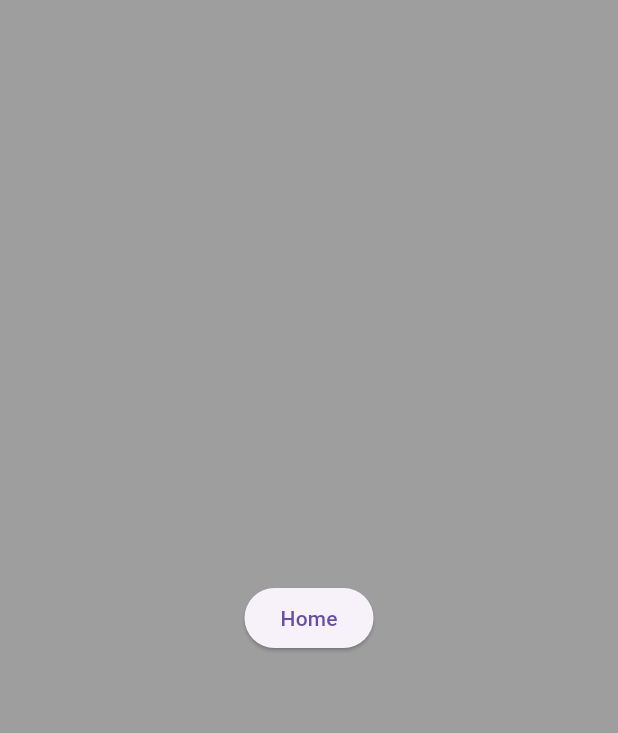
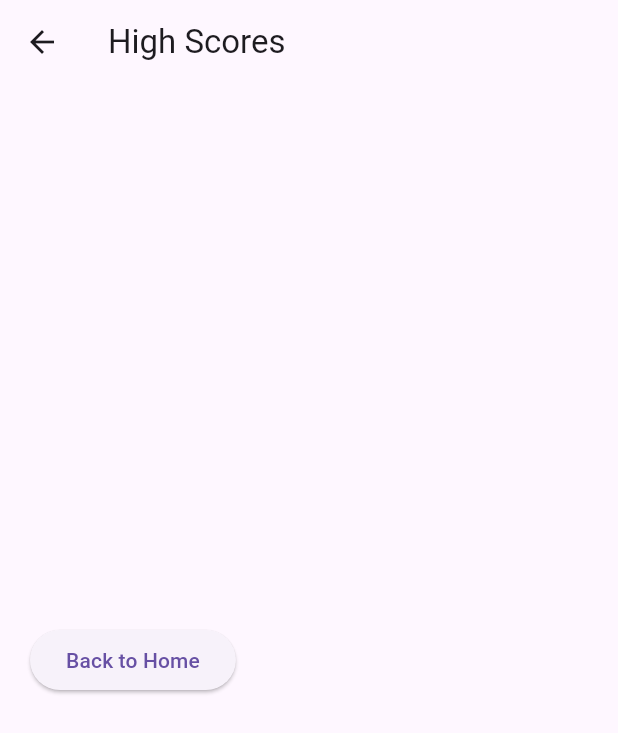
Before and after one commit to CaptGrizzly/Phone_Game_App, a Flutter app: the GameHomeScreen screen opened directly, after a tap on "High Scores", on a phone screen of 412 x 824 dp. Shown: the top 733 px of the screen. Run offline on Flutter 3.47's test engine with Material 3 defaults, Android fonts, the phone set to English and light mode, and no system bars; our stand-ins replace firebase_core; missing offline and left inert: flame, flame_audio, flame_tiled; accounts and stored records are empty.

Commit message:
home screen change

```diff
--- a/lib/home.dart
+++ b/lib/home.dart
@@ -1,10 +1,10 @@
 import 'package:flutter/material.dart';
 import 'games/hit and blow/hit_and_blow.dart';
 import 'games/mad libs/mad_libs_home.dart';
-import 'main.dart';
-import 'package:csc322_game_app/games/maze/maze_screen.dart';
 import 'scores.dart';
 import 'games/platformer/game_play_screen.dart';
+
+String playerName = '';
 
 class GameHomeScreen extends StatelessWidget {
   const GameHomeScreen({super.key});
@@ -16,6 +16,16 @@ class GameHomeScreen extends StatelessWidget {
       body: Center(
         child: Column(
           children: [
+            const SizedBox(height: 40),
+            // Display welcome message with player's name
+            Text(
+              'Welcome, $playerName',
+              style: const TextStyle(
+                fontSize: 20,
+                fontWeight: FontWeight.bold,
+                color: Colors.white,
+              ),
+            ),
             const SizedBox(height: 40),
             const Text(
               'Flutter Games',
@@ -57,34 +67,6 @@ class GameHomeScreen extends StatelessWidget {
                       },
                       child: const Text(
                         'Mad Libs',
-                        style: TextStyle(
-                          fontWeight: FontWeight.bold,
-                          color: Colors.black,
-                        ),
-                        textAlign: TextAlign.center,
-                      ),
-                    ),
-                  ),
-                  const SizedBox(width: 20),
-                  SizedBox(
-                    width: 120,
-                    height: 80,
-                    child: ElevatedButton(
-                      style: ElevatedButton.styleFrom(
-                        backgroundColor: Colors.yellow,
-                        side: const BorderSide(
-                          width: 1,
-                          color: Colors.black,
-                        ),
-                      ),
-                      onPressed: () {
-                        Navigator.push(
-                            context,
-                            MaterialPageRoute(builder: (context) => const MazeScreen())
-                        );
-                      },
-                      child: const Text(
-                        'Maze',
                         style: TextStyle(
                           fontWeight: FontWeight.bold,
                           color: Colors.black,
@@ -180,29 +162,6 @@ class GameHomeScreen extends StatelessWidget {
                   textAlign: TextAlign.center,
                 ),
               ),
-              ElevatedButton(
-                style: ElevatedButton.styleFrom(
-                  backgroundColor: Colors.grey,
-                  side: const BorderSide(
-                    width: 1,
-                    color: Colors.black,
-                  ),
-                ),
-                onPressed: () {
-                  Navigator.push(
-                    context,
-                    MaterialPageRoute(builder: (context) => HomeScreen()),
-                  );
-                },
-                child: const Text(
-                  'Back',
-                  style: TextStyle(
-                    fontWeight: FontWeight.bold,
-                    color: Colors.black,
-                  ),
-                  textAlign: TextAlign.center,
-                ),
-              ),
             ],
           ),
         )
--- a/lib/scores.dart
+++ b/lib/scores.dart
@@ -7,16 +7,25 @@ class ScoresScreen extends StatelessWidget {
   @override
   Widget build(BuildContext context) {
     return Scaffold(
-      backgroundColor: Colors.grey,
-      body: Center(
-        child: ElevatedButton(
-          onPressed: () {
-            Navigator.push(
-                context,
-                MaterialPageRoute(builder: (context) => const GameHomeScreen())
-            );
-          },
-          child: const Text('Home'),
+      appBar: AppBar(
+        title: const Text('High Scores'),
+      ),
+      body: Padding(
+        padding: const EdgeInsets.all(20.0),
+        child: Column(
+          mainAxisAlignment: MainAxisAlignment.center,
+          children: [
+            ElevatedButton(
+              onPressed: () {
+                Navigator.push(
+                    context,
+                    MaterialPageRoute(builder: (context) => const GameHomeScreen()),
+                );
+              },
+              child: const Text('Back to Home'),
+            ),
+            // Add your high scores content here
+          ],
         ),
       ),
     );
```
Also changed, not shown: lib/games/maze/maze_screen.dart (deleted, +0 -24 lines), lib/main.dart (+196 -120 lines). Lines whose indentation alone changed are shown as unchanged.
